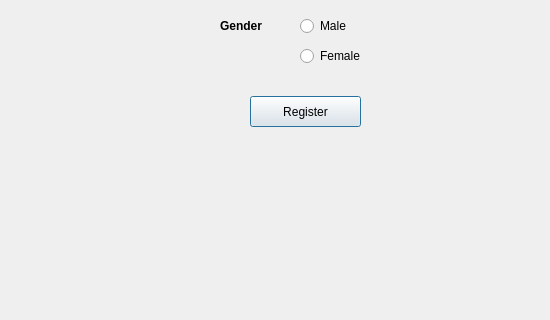
Before: the Qt Designer form register.ui in Vishwanath98/Visionary, drawn with Qt 5; both pictures show x 0 to 550 and y 344 to 664 of the 1102 by 837 pixel window.
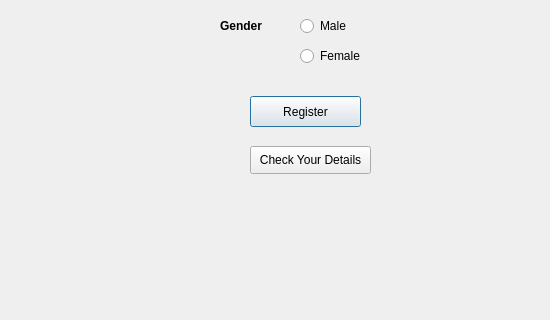
After: the same form once the commit is applied.

```diff
--- a/register.ui
+++ b/register.ui
@@ -250,6 +250,19 @@
     <string>Register</string>
    </property>
   </widget>
+  <widget class="QPushButton" name="show_button">
+   <property name="geometry">
+    <rect>
+     <x>250</x>
+     <y>490</y>
+     <width>121</width>
+     <height>28</height>
+    </rect>
+   </property>
+   <property name="text">
+    <string>Check Your Details</string>
+   </property>
+  </widget>
  </widget>
  <resources/>
  <connections/>
```
